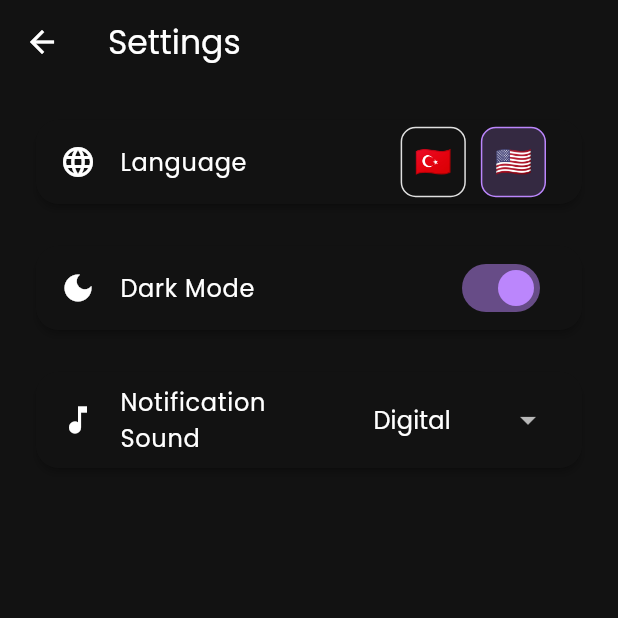
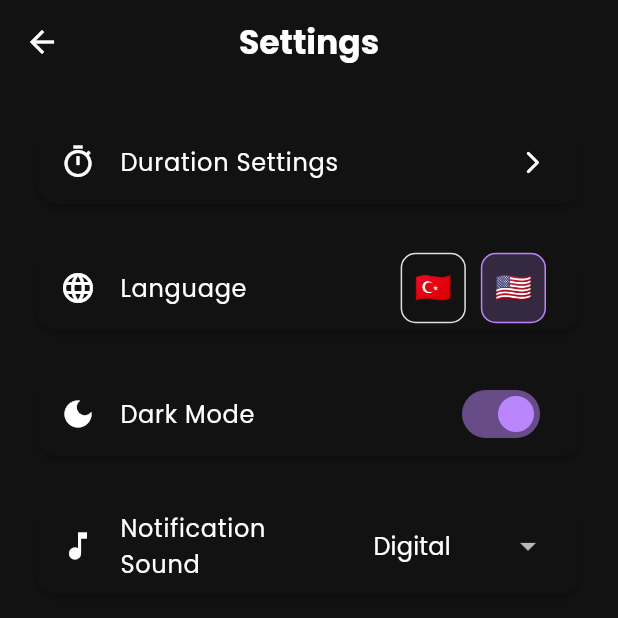
Before and after one commit to HarunMercan1/pomodoro_app, a Flutter app: the screen it shows after launch, after a tap on the "play arrow" icon, after a tap on the "refresh" icon, after a tap on the "settings" icon, on a phone screen of 412 x 824 dp, the top half of it. Run offline on Flutter 3.47's test engine with Material 3 defaults, Android fonts, the phone set to English and light mode, and no system bars; our stand-ins replace audioplayers, confetti, easy_localization, shared_preferences, wakelock_plus.

Commit message:
feat: Add custom duration settings & fix sound preview bug (v1.2)

```diff
--- a/assets/translations/en.json
+++ b/assets/translations/en.json
@@ -21,5 +21,6 @@
   "quote_5": "Never give up!",
   "quote_6": "Your future self will thank you.",
   "quote_7": "Just a little more effort!",
-  "quote_8": "Just do it!"
+  "quote_8": "Just do it!",
+  "duration_settings": "Duration Settings"
 }
--- a/assets/translations/tr.json
+++ b/assets/translations/tr.json
@@ -21,5 +21,6 @@
   "quote_5": "Asla pes etme!",
   "quote_6": "Gelecekteki sen sana teşekkür edecek.",
   "quote_7": "Biraz daha gayret!",
-  "quote_8": "Sadece yap!"
+  "quote_8": "Sadece yap!",
+  "duration_settings": "Süre Ayarları"
 }
--- a/lib/providers/settings_provider.dart
+++ b/lib/providers/settings_provider.dart
@@ -1,18 +1,28 @@
 import 'package:flutter/material.dart';
 import 'package:audioplayers/audioplayers.dart';
-import 'package:shared_preferences/shared_preferences.dart'; // <--- YENİ PAKET
+import 'package:shared_preferences/shared_preferences.dart';
 
 class SettingsProvider with ChangeNotifier {
   // Varsayılan Ayarlar
   bool _isDarkMode = true;
-  String _selectedSound = 'digital.mp3'; // Varsayılan ses
+  String _selectedSound = 'digital.mp3';
+
+  // --- YENİ: SÜRE AYARLARI (Varsayılanlar) ---
+  int _workTime = 25;
+  int _shortBreakTime = 5;
+  int _longBreakTime = 15;
 
   final AudioPlayer _audioPlayer = AudioPlayer();
-  late SharedPreferences _prefs; // Not defterimiz
+  late SharedPreferences _prefs;
 
   // Getterlar
   bool get isDarkMode => _isDarkMode;
   String get selectedSound => _selectedSound;
+
+  // --- YENİ GETTERLAR ---
+  int get workTime => _workTime;
+  int get shortBreakTime => _shortBreakTime;
+  int get longBreakTime => _longBreakTime;
 
   final Map<String, String> soundOptions = {
     'bell.mp3': 'Klasik Zil',
@@ -20,37 +30,60 @@ class SettingsProvider with ChangeNotifier {
     'alarm.mp3': 'Alarm',
   };
 
-  // Constructor: Provider oluşturulduğu an hafızayı yükle
   SettingsProvider() {
     _loadSettings();
   }
 
-  // 1. AYARLARI YÜKLEME (Hatırlama)
   Future<void> _loadSettings() async {
     _prefs = await SharedPreferences.getInstance();
 
-    // Defterden oku, eğer kayıt yoksa varsayılanı (?? false) kullan
     _isDarkMode = _prefs.getBool('isDarkMode') ?? true;
     _selectedSound = _prefs.getString('selectedSound') ?? 'digital.mp3';
 
-    notifyListeners(); // Ekranı güncelle
-  }
+    // --- YENİ: SÜRELERİ HAFIZADAN OKU ---
+    _workTime = _prefs.getInt('workTime') ?? 25;
+    _shortBreakTime = _prefs.getInt('shortBreakTime') ?? 5;
+    _longBreakTime = _prefs.getInt('longBreakTime') ?? 15;
 
-  // 2. TEMA DEĞİŞTİRME VE KAYDETME
-  void toggleTheme(bool value) {
-    _isDarkMode = value;
-    _prefs.setBool('isDarkMode', value); // Deftere yaz
     notifyListeners();
   }
 
-  // 3. SES DEĞİŞTİRME VE KAYDETME
+  void toggleTheme(bool value) {
+    _isDarkMode = value;
+    _prefs.setBool('isDarkMode', value);
+    notifyListeners();
+  }
+
   Future<void> setSound(String soundPath) async {
     _selectedSound = soundPath;
-    _prefs.setString('selectedSound', soundPath); // Deftere yaz
+    _prefs.setString('selectedSound', soundPath);
     notifyListeners();
 
-    // Sesi önizle (Çal)
     await _audioPlayer.stop();
     await _audioPlayer.play(AssetSource('sounds/$soundPath'));
   }
+
+  Future<void> stopPreview() async {
+    await _audioPlayer.stop();
+  }
+
+  // --- YENİ: SÜRE DEĞİŞTİRME FONKSİYONLARI ---
+
+  void setWorkTime(int minutes) {
+    _workTime = minutes;
+    _prefs.setInt('workTime', minutes);
+    notifyListeners();
+  }
+
+  void setShortBreakTime(int minutes) {
+    _shortBreakTime = minutes;
+    _prefs.setInt('shortBreakTime', minutes);
+    notifyListeners();
+  }
+
+  void setLongBreakTime(int minutes) {
+    _longBreakTime = minutes;
+    _prefs.setInt('longBreakTime', minutes);
+    notifyListeners();
+  }
 }
--- a/lib/providers/timer_provider.dart
+++ b/lib/providers/timer_provider.dart
@@ -1,71 +1,59 @@
 import 'dart:async';
-import 'dart:math'; // Rastgele seçim için
+import 'dart:math';
 import 'package:flutter/material.dart';
-import 'package:audioplayers/audioplayers.dart'; // Ses çalmak için
+import 'package:audioplayers/audioplayers.dart';
+
+// Zamanlayıcı Modları (Hangi durumdayız?)
+enum TimerMode { work, shortBreak, longBreak }
 
 class TimerProvider with ChangeNotifier {
-  // Varsayılan Süreler
+  // Varsayılan değerler (Başlangıç için)
   static const int defaultWorkTime = 25;
-  static const int defaultShortBreak = 5;
-  static const int defaultLongBreak = 15;
 
-  // Değişkenler
   int _remainingSeconds = defaultWorkTime * 60;
   int _selectedTimeInMinutes = defaultWorkTime;
+  TimerMode _currentMode = TimerMode.work; // Varsayılan mod Odaklanma
 
-  // Başlangıç mesajımız artık bir ANAHTAR (JSON'dan okunacak)
   String _currentMotivation = "start_message";
 
   Timer? _timer;
   bool _isRunning = false;
-
-  // Ses Oynatıcı
   final AudioPlayer _audioPlayer = AudioPlayer();
 
-  // Getterlar (Dışarıdan okuma yapmak için)
+  // Getterlar
   int get remainingSeconds => _remainingSeconds;
   bool get isRunning => _isRunning;
   String get currentMotivation => _currentMotivation;
   int get currentDuration => _selectedTimeInMinutes;
+  TimerMode get currentMode => _currentMode; // Dışarıdan modu okumak için
 
-  // İlerleme Çubuğu Hesaplama (0.0 ile 1.0 arası)
   double get progress {
     if (_selectedTimeInMinutes == 0) return 0;
     int totalSeconds = _selectedTimeInMinutes * 60;
     return 1 - (_remainingSeconds / totalSeconds);
   }
 
-  // Zamanı Formatlama (Örn: 24:59)
   String get timeLeftString {
     int minutes = _remainingSeconds ~/ 60;
     int seconds = _remainingSeconds % 60;
     return '${minutes.toString().padLeft(2, '0')}:${seconds.toString().padLeft(2, '0')}';
   }
 
-  // --- SÖZ BANKASI (JSON Anahtarları) ---
   final List<String> _quotes = [
-    "quote_1",
-    "quote_2",
-    "quote_3",
-    "quote_4",
-    "quote_5",
-    "quote_6",
-    "quote_7",
-    "quote_8",
+    "quote_1", "quote_2", "quote_3", "quote_4",
+    "quote_5", "quote_6", "quote_7", "quote_8",
   ];
 
-  // Rastgele bir söz anahtarı seçen fonksiyon
   void _changeQuote() {
     _currentMotivation = _quotes[Random().nextInt(_quotes.length)];
   }
 
   // --- FONKSİYONLAR ---
 
-  // Sayacı Başlat
   void startTimer(String soundPath) {
-    if (_timer != null) return; // Zaten çalışıyorsa işlem yapma
+    if (_timer != null) return;
 
-    _changeQuote(); // Başlarken rastgele bir söz seç (Örn: quote_3)
+    _changeQuote();
     notifyListeners();
 
     _timer = Timer.periodic(const Duration(seconds: 1), (timer) async {
@@ -74,47 +62,53 @@ class TimerProvider with ChangeNotifier {
         _isRunning = true;
         notifyListeners();
       } else {
-        // --- SÜRE BİTTİ ---
         stopTimer(reset: false);
         _isRunning = false;
-        _currentMotivation = "congrats"; // "Tebrikler" anahtarı
-
-        // Sesi Çal
+        _currentMotivation = "congrats";
         try {
-          // soundPath örneğin 'bell.mp3' olarak gelir, biz yolunu tamamlarız
           await _audioPlayer.play(AssetSource('sounds/$soundPath'));
         } catch (e) {
-          debugPrint("Ses çalma hatası: $e");
+          debugPrint("Ses hatası: $e");
         }
-
         notifyListeners();
       }
     });
   }
 
-  // Sayacı Durdur
   void stopTimer({bool reset = true}) {
     _timer?.cancel();
     _timer = null;
-    _audioPlayer.stop(); // Sesi de sustur
+    _audioPlayer.stop();
     _isRunning = false;
     notifyListeners();
   }
 
-  // Sayacı Sıfırla
   void resetTimer() {
     stopTimer();
     _remainingSeconds = _selectedTimeInMinutes * 60;
-    _currentMotivation = "ready"; // "Hazır mısın?" anahtarı
+    _currentMotivation = "ready";
     notifyListeners();
   }
 
-  // Süreyi Değiştir (Focus / Short Break / Long Break butonları için)
-  void setTime(int minutes) {
+  // SÜRE VE MOD DEĞİŞTİRME (Ana Ekrandan Çağrılır)
+  void setTime(int minutes, TimerMode mode) {
     stopTimer();
     _selectedTimeInMinutes = minutes;
     _remainingSeconds = minutes * 60;
-    _currentMotivation = "new_goal"; // "Yeni Hedef" anahtarı
+    _currentMode = mode; // Modu güncelle
+    _currentMotivation = "new_goal";
     notifyListeners();
   }
+
+  // AYARLARDAN GELEN GÜNCELLEME (Anlık Değişim İçin)
+  // Eğer sayaç çalışmıyorsa ve değiştirilen ayar şu anki mod ise, süreyi güncelle.
+  void updateDurationFromSettings(int newMinutes, TimerMode mode) {
+    if (_isRunning) return; // Çalışıyorsa elleme, adamın konsantrasyonu bozulmasın
+
+    if (_currentMode == mode) {
+      _selectedTimeInMinutes = newMinutes;
+      _remainingSeconds = newMinutes * 60;
+      notifyListeners();
+    }
+  }
 }
--- a/lib/screens/home_screen.dart
+++ b/lib/screens/home_screen.dart
@@ -1,5 +1,4 @@
 import 'package:flutter/material.dart';
-// Google Fonts importunu kaldırdık
 import 'package:provider/provider.dart';
 import 'package:confetti/confetti.dart';
 import 'dart:math';
@@ -45,11 +44,12 @@ class _HomeScreenState extends State<HomeScreen> {
 
   Path drawStar(Size size) {
     double degToRad(double deg) => deg * (pi / 180.0);
+    // ignore: unused_local_variable
     const numberOfPoints = 5;
     final halfWidth = size.width / 2;
     final externalRadius = halfWidth;
     final internalRadius = halfWidth / 2.5;
-    final degreesPerStep = degToRad(360 / numberOfPoints);
+    final degreesPerStep = degToRad(360 / 5);
     final halfDegreesPerStep = degreesPerStep / 2;
     final path = Path();
     final fullAngle = degToRad(360);
@@ -66,16 +66,15 @@ class _HomeScreenState extends State<HomeScreen> {
   @override
   Widget build(BuildContext context) {
     final timerProvider = context.watch<TimerProvider>();
-    final settingsProvider = context.read<SettingsProvider>();
+    final settingsProvider = context.watch<SettingsProvider>();
 
     return Scaffold(
       appBar: AppBar(
         title: Text(
           'title'.tr(),
-          // GÜNCELLEME: GoogleFonts yerine yerel font
           style: const TextStyle(
-              fontFamily: 'Poppins',
-              fontWeight: FontWeight.w600
+            fontFamily: 'Poppins',
+            fontWeight: FontWeight.w600,
           ),
         ),
         centerTitle: true,
@@ -105,11 +104,12 @@ class _HomeScreenState extends State<HomeScreen> {
                   child: Row(
                     crossAxisAlignment: CrossAxisAlignment.stretch,
                     children: [
-                      Expanded(child: _buildOption(context, timerProvider, "focus".tr(), 25)),
+                      // --- GÜNCELLEME: ARTIK MOD BİLGİSİ DE GÖNDERİYORUZ (TimerMode) ---
+                      Expanded(child: _buildOption(context, timerProvider, "focus".tr(), settingsProvider.workTime, TimerMode.work)),
                       const SizedBox(width: 10),
-                      Expanded(child: _buildOption(context, timerProvider, "short_break".tr(), 5)),
+                      Expanded(child: _buildOption(context, timerProvider, "short_break".tr(), settingsProvider.shortBreakTime, TimerMode.shortBreak)),
                       const SizedBox(width: 10),
-                      Expanded(child: _buildOption(context, timerProvider, "long_break".tr(), 15)),
+                      Expanded(child: _buildOption(context, timerProvider, "long_break".tr(), settingsProvider.longBreakTime, TimerMode.longBreak)),
                     ],
                   ),
                 ),
@@ -152,7 +152,6 @@ class _HomeScreenState extends State<HomeScreen> {
                     children: [
                       Text(
                         timerProvider.timeLeftString,
-                        // GÜNCELLEME: Bebas Neue yerel font
                         style: TextStyle(
                           fontFamily: 'BebasNeue',
                           fontSize: 90,
@@ -165,7 +164,6 @@ class _HomeScreenState extends State<HomeScreen> {
                         child: Text(
                           timerProvider.currentMotivation.tr(),
                           textAlign: TextAlign.center,
-                          // GÜNCELLEME: Poppins yerel font
                           style: TextStyle(
                             fontFamily: 'Poppins',
                             fontSize: 16,
@@ -251,12 +249,14 @@ class _HomeScreenState extends State<HomeScreen> {
     );
   }
 
-  Widget _buildOption(BuildContext context, TimerProvider provider, String title, int time) {
+  // GÜNCELLEME: mode parametresi eklendi
+  Widget _buildOption(BuildContext context, TimerProvider provider, String title, int time, TimerMode mode) {
     return TimeOptionButton(
       title: title,
       minutes: time,
-      isSelected: provider.currentDuration == time,
-      onTap: () => provider.setTime(time),
+      // Artık süreye değil, moda göre seçili olup olmadığını anlıyoruz (daha güvenli)
+      isSelected: provider.currentMode == mode,
+      onTap: () => provider.setTime(time, mode),
     );
   }
 }
--- a/lib/screens/settings_screen.dart
+++ b/lib/screens/settings_screen.dart
@@ -1,11 +1,42 @@
 import 'package:flutter/material.dart';
-import 'package:google_fonts/google_fonts.dart';
 import 'package:provider/provider.dart';
-import 'package:easy_localization/easy_localization.dart'; // <--- DİL İÇİN
+import 'package:easy_localization/easy_localization.dart';
 import '../providers/settings_provider.dart';
+import 'duration_settings_screen.dart'; // Yeni ekranı import ettik
 
-class SettingsScreen extends StatelessWidget {
+class SettingsScreen extends StatefulWidget {
   const SettingsScreen({super.key});
+
+  @override
+  State<SettingsScreen> createState() => _SettingsScreenState();
+}
+
+class _SettingsScreenState extends State<SettingsScreen> with WidgetsBindingObserver {
+
+  @override
+  void initState() {
+    super.initState();
+    WidgetsBinding.instance.addObserver(this);
+  }
+
+  @override
+  void dispose() {
+    WidgetsBinding.instance.removeObserver(this);
+    super.dispose();
+  }
+
+  @override
+  void deactivate() {
+    context.read<SettingsProvider>().stopPreview();
+    super.deactivate();
+  }
+
+  @override
+  void didChangeAppLifecycleState(AppLifecycleState state) {
+    if (state == AppLifecycleState.paused) {
+      context.read<SettingsProvider>().stopPreview();
+    }
+  }
 
   @override
   Widget build(BuildContext context) {
@@ -13,8 +44,11 @@ class SettingsScreen extends StatelessWidget {
 
     return Scaffold(
       appBar: AppBar(
-        // 'settings_title' anahtarını JSON'dan çekiyoruz
-        title: Text('settings_title'.tr(), style: GoogleFonts.poppins()),
+        title: Text(
+          'settings_title'.tr(),
+          style: const TextStyle(fontFamily: 'Poppins', fontWeight: FontWeight.w600),
+        ),
+        centerTitle: true,
         backgroundColor: Colors.transparent,
         elevation: 0,
       ),
@@ -22,30 +56,47 @@ class SettingsScreen extends StatelessWidget {
         padding: const EdgeInsets.all(20),
         children: [
 
-          // 1. DİL AYARI (YENİ EKLENEN KISIM)
+          // --- YENİ: SÜRE AYARLARI BUTONU ---
+          Card(
+            elevation: 2,
+            shape: RoundedRectangleBorder(borderRadius: BorderRadius.circular(15)),
+            child: ListTile(
+              leading: const Icon(Icons.timer_outlined),
+              title: Text("duration_settings".tr(), style: const TextStyle(fontFamily: 'Poppins')),
+              trailing: const Icon(Icons.arrow_forward_ios_rounded, size: 18),
+              onTap: () {
+                Navigator.push(
+                  context,
+                  MaterialPageRoute(builder: (context) => const DurationSettingsScreen()),
+                );
+              },
+            ),
+          ),
+
+          const SizedBox(height: 20),
+
+          // DİL AYARI
           Card(
             elevation: 2,
             shape: RoundedRectangleBorder(borderRadius: BorderRadius.circular(15)),
             child: ListTile(
               leading: const Icon(Icons.language),
-              title: Text('language_label'.tr(), style: GoogleFonts.poppins()),
+              title: Text('language_label'.tr(), style: const TextStyle(fontFamily: 'Poppins')),
               trailing: Row(
                 mainAxisSize: MainAxisSize.min,
                 children: [
-                  // Türkçe Butonu
                   _LanguageButton(
                     langCode: 'tr',
                     flag: '🇹🇷',
                     isSelected: context.locale.languageCode == 'tr',
-                    onTap: () => context.setLocale(const Locale('tr',)),
+                    onTap: () => context.setLocale(const Locale('tr')),
                   ),
                   const SizedBox(width: 10),
-                  // İngilizce Butonu
                   _LanguageButton(
                     langCode: 'en',
                     flag: '🇺🇸',
                     isSelected: context.locale.languageCode == 'en',
-                    onTap: () => context.setLocale(const Locale('en',)),
+                    onTap: () => context.setLocale(const Locale('en')),
                   ),
                 ],
               ),
@@ -54,12 +105,12 @@ class SettingsScreen extends StatelessWidget {
 
           const SizedBox(height: 20),
 
-          // 2. TEMA AYARI
+          // TEMA AYARI
           Card(
             elevation: 2,
             shape: RoundedRectangleBorder(borderRadius: BorderRadius.circular(15)),
             child: SwitchListTile(
-              title: Text('dark_mode'.tr(), style: GoogleFonts.poppins()),
+              title: Text('dark_mode'.tr(), style: const TextStyle(fontFamily: 'Poppins')),
               secondary: Icon(settings.isDarkMode ? Icons.dark_mode : Icons.light_mode),
               value: settings.isDarkMode,
               activeColor: Theme.of(context).primaryColor,
@@ -71,13 +122,13 @@ class SettingsScreen extends StatelessWidget {
 
           const SizedBox(height: 20),
 
-          // 3. SES AYARI
+          // SES AYARI
           Card(
             elevation: 2,
             shape: RoundedRectangleBorder(borderRadius: BorderRadius.circular(15)),
             child: ListTile(
               leading: const Icon(Icons.music_note),
-              title: Text('sound_label'.tr(), style: GoogleFonts.poppins()),
+              title: Text('sound_label'.tr(), style: const TextStyle(fontFamily: 'Poppins')),
               trailing: DropdownButton<String>(
                 value: settings.selectedSound,
                 underline: Container(),
@@ -86,12 +137,7 @@ class SettingsScreen extends StatelessWidget {
                     settings.setSound(newValue);
                   }
                 },
-                // Ses isimlerini de JSON'dan çekiyoruz
                 items: settings.soundOptions.entries.map((entry) {
-                  // entry.key: 'bell.mp3' gibi dosya adı
-                  // entry.value: 'Klasik Zil' gibi eski isim.
-                  // Ama biz JSON'da anahtarları 'classic_bell', 'digital', 'alarm' diye tanımladık.
-                  // Basit bir eşleştirme yapalım:
                   String labelKey = '';
                   if (entry.key.contains('bell')) labelKey = 'classic_bell';
                   else if (entry.key.contains('digital')) labelKey = 'digital';
@@ -99,7 +145,7 @@ class SettingsScreen extends StatelessWidget {
 
                   return DropdownMenuItem<String>(
                     value: entry.key,
-                    child: Text(labelKey.tr(), style: GoogleFonts.poppins()), // .tr() ile çevir
+                    child: Text(labelKey.tr(), style: const TextStyle(fontFamily: 'Poppins')),
                   );
                 }).toList(),
               ),
@@ -111,7 +157,6 @@ class SettingsScreen extends StatelessWidget {
   }
 }
 
-// Küçük şık bir dil butonu
 class _LanguageButton extends StatelessWidget {
   final String langCode;
   final String flag;
@@ -119,6 +164,7 @@ class _LanguageButton extends StatelessWidget {
   final VoidCallback onTap;
 
   const _LanguageButton({
+    super.key,
     required this.langCode,
     required this.flag,
     required this.isSelected,
```
Also changed, not shown: lib/screens/duration_settings_screen.dart (added, +143 -0 lines), 1 other file.
